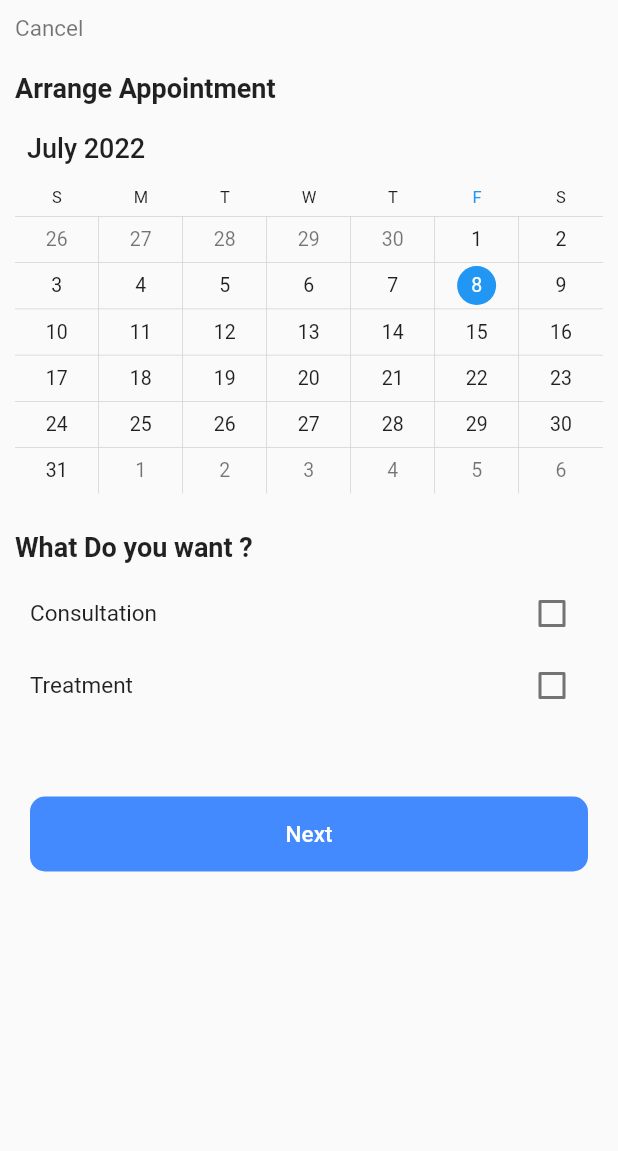
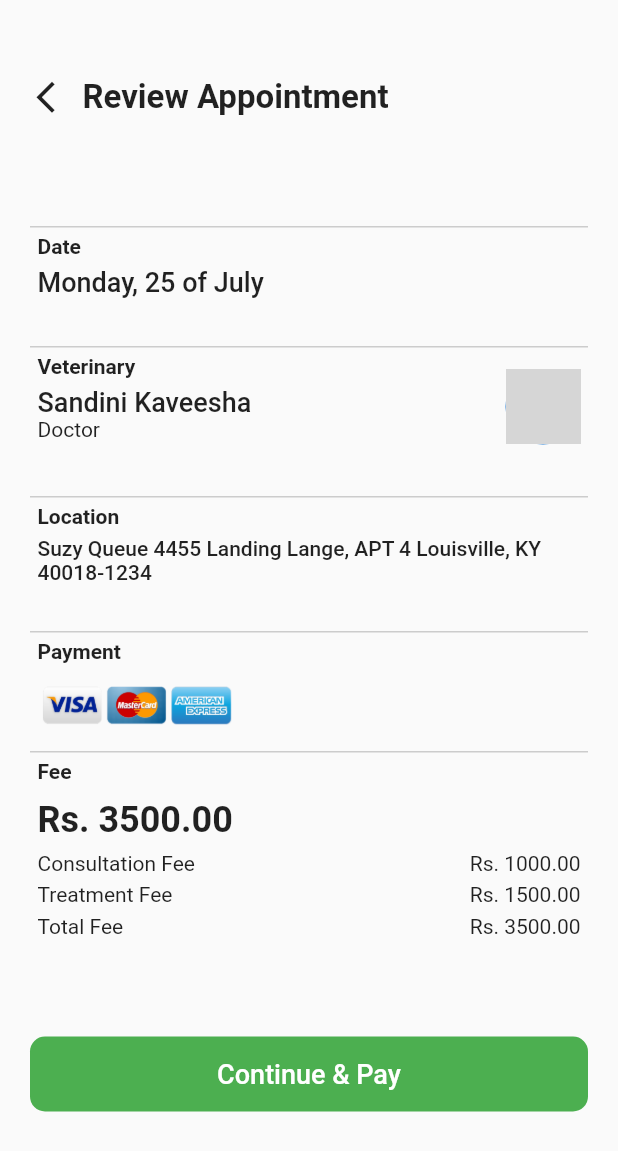
Before and after one commit to Kanishka-Git97/vcs_client_app, a Flutter app: the screen it shows after launch, on a phone screen of 412 x 824 dp. Shown: the top 1151 px of the screen. Run offline on Flutter 3.47's test engine with Material 2 defaults, Android fonts, the phone set to English and light mode, and no system bars; drawn by our look-alikes of syncfusion_flutter_calendar; our stand-ins replace animated_splash_screen, google_fonts, shared_preferences; missing offline and left inert: dart:ffi; network calls fail; grey boxes are pictures that could not be loaded.

Commit message:
Payment Screnn UI Completed

```diff
--- a/lib/Screens/User/appointment_screen.dart
+++ b/lib/Screens/User/appointment_screen.dart
@@ -41,7 +41,8 @@ class _AppointmentScreenState extends State<AppointmentScreen> {
                 height: 10,
               ),
               Container(
-                height: 250,
+                height: 300,
+                width: double.infinity,
                 //color: Colors.grey,
                 child: SfCalendar(
                   view: CalendarView.month,
--- /dev/null
+++ b/lib/Screens/User/payment_screen.dart
@@ -0,0 +1,295 @@
+import 'package:flutter/cupertino.dart';
+import 'package:flutter/material.dart';
+
+import 'package:vcs_client_app/Components/back_arrow.dart';
+import 'package:vcs_client_app/Components/custom_button.dart';
+
+class PaymentScreen extends StatefulWidget {
+  const PaymentScreen({Key? key}) : super(key: key);
+
+  @override
+  State<PaymentScreen> createState() => _PaymentScreenState();
+}
+
+class _PaymentScreenState extends State<PaymentScreen> {
+  @override
+  Widget build(BuildContext context) {
+    return Scaffold(
+      body: SingleChildScrollView(
+        child: Column(
+          crossAxisAlignment: CrossAxisAlignment.start,
+          children: [
+            Row(
+              children: [
+                BackArrow(onPress: () {}),
+                const Padding(
+                  padding: EdgeInsets.only(top: 52, left: 25),
+                  child: Text(
+                    'Review Appointment',
+                    style: TextStyle(
+                      fontSize: 22,
+                      fontWeight: FontWeight.bold,
+                    ),
+                  ),
+                ),
+              ],
+            ),
+            const SizedBox(
+              height: 25,
+            ),
+            Padding(
+              padding:
+                  const EdgeInsets.symmetric(horizontal: 20.0, vertical: 8.0),
+              child: Column(
+                children: [
+                  const SizedBox(
+                    height: 40,
+                  ),
+                  Container(
+                    padding: const EdgeInsets.all(5.0),
+                    height: 60,
+                    width: double.infinity - 50,
+                    //color: Colors.grey,
+                    decoration: const BoxDecoration(
+                      border: Border(
+                        top: BorderSide(
+                          width: 0.5,
+                          color: Colors.grey,
+                        ),
+                      ),
+                    ),
+                    child: Column(
+                      crossAxisAlignment: CrossAxisAlignment.start,
+                      children: const [
+                        Text(
+                          'Date',
+                          style: TextStyle(
+                            fontWeight: FontWeight.bold,
+                          ),
+                        ),
+                        SizedBox(
+                          height: 5,
+                        ),
+                        Text(
+                          'Monday, 25 of July',
+                          style: TextStyle(
+                            fontSize: 18,
+                            fontWeight: FontWeight.w500,
+                          ),
+                        )
+                      ],
+                    ),
+                  ),
+                  const SizedBox(
+                    height: 20,
+                  ),
+                  Container(
+                    padding: const EdgeInsets.all(5.0),
+                    height: 80,
+                    width: double.infinity - 50,
+                    //color: Colors.grey,
+                    decoration: const BoxDecoration(
+                      border: Border(
+                        top: BorderSide(
+                          width: 0.5,
+                          color: Colors.grey,
+                        ),
+                      ),
+                    ),
+                    child: Row(
+                      mainAxisAlignment: MainAxisAlignment.spaceBetween,
+                      children: [
+                        Column(
+                          crossAxisAlignment: CrossAxisAlignment.start,
+                          children: const [
+                            Text(
+                              'Veterinary',
+                              style: TextStyle(
+                                fontWeight: FontWeight.bold,
+                              ),
+                            ),
+                            SizedBox(
+                              height: 5,
+                            ),
+                            Text(
+                              'Sandini Kaveesha',
+                              style: TextStyle(
+                                fontSize: 18,
+                                fontWeight: FontWeight.w500,
+                              ),
+                            ),
+                            Text('Doctor')
+                          ],
+                        ),
+                        const SizedBox(
+                          height: 50,
+                          width: 50,
+                          child: CircleAvatar(
+                            backgroundImage: NetworkImage(
+                                'https://www.pngkit.com/png/detail/10-100458_female-doctor-png-picture-indian-lady-doctor-png.png'),
+                          ),
+                        ),
+                      ],
+                    ),
+                  ),
+                  const SizedBox(height: 20),
+                  Container(
+                    padding: const EdgeInsets.all(5.0),
+                    height: 70,
+                    width: double.infinity - 50,
+                    //color: Colors.grey,
+                    decoration: const BoxDecoration(
+                      border: Border(
+                        top: BorderSide(
+                          width: 0.5,
+                          color: Colors.grey,
+                        ),
+                      ),
+                    ),
+                    child: Column(
+                      crossAxisAlignment: CrossAxisAlignment.start,
+                      children: const [
+                        Text(
+                          'Location',
+                          style: TextStyle(
+                            fontWeight: FontWeight.bold,
+                          ),
+                        ),
+                        SizedBox(
+                          height: 5,
+                        ),
+                        Text(
+                          'Suzy Queue 4455 Landing Lange, APT 4 Louisville, KY 40018-1234',
+                          style: TextStyle(
+                            fontWeight: FontWeight.w500,
+                          ),
+                        )
+                      ],
+                    ),
+                  ),
+                  const SizedBox(
+                    height: 20,
+                  ),
+                  Container(
+                    padding: const EdgeInsets.all(5.0),
+                    height: 80,
+                    width: double.infinity - 50,
+                    //color: Colors.grey,
+                    decoration: const BoxDecoration(
+                      border: Border(
+                        top: BorderSide(
+                          width: 0.5,
+                          color: Colors.grey,
+                        ),
+                      ),
+                    ),
+                    child: Column(
+                      crossAxisAlignment: CrossAxisAlignment.start,
+                      children: const [
+                        Text(
+                          'Payment',
+                          style: TextStyle(
+                            fontWeight: FontWeight.bold,
+                          ),
+                        ),
+                        SizedBox(
+                          height: 2,
+                        ),
+                        SizedBox(
+                          height: 50,
+                          child:
+                              Image(image: AssetImage('assets/images/R.png')),
+                        ),
+                      ],
+                    ),
+                  ),
+                  Container(
+                    padding: const EdgeInsets.all(5.0),
+                    height: 150,
+                    width: double.infinity - 50,
+                    //color: Colors.grey,
+                    decoration: const BoxDecoration(
+                      border: Border(
+                        top: BorderSide(
+                          width: 0.5,
+                          color: Colors.grey,
+                        ),
+                      ),
+                    ),
+                    child: Column(
+                      crossAxisAlignment: CrossAxisAlignment.start,
+                      children: [
+                        const Text(
+                          'Fee',
+                          style: TextStyle(
+                            fontWeight: FontWeight.bold,
+                          ),
+                        ),
+                        const SizedBox(
+                          height: 10,
+                        ),
+                        const Text(
+                          'Rs. 3500.00',
+                          style: TextStyle(
+                              fontSize: 24, fontWeight: FontWeight.bold),
+                        ),
+                        const SizedBox(
+                          height: 7,
+                        ),
+                        Column(
+                          crossAxisAlignment: CrossAxisAlignment.start,
+                          children: [
+                            Row(
+                              mainAxisAlignment: MainAxisAlignment.spaceBetween,
+                              children: const [
+                                Text('Consultation Fee'),
+                                Text('Rs. 1000.00')
+                              ],
+                            ),
+                            const SizedBox(
+                              height: 5,
+                            ),
+                            Row(
+                              mainAxisAlignment: MainAxisAlignment.spaceBetween,
+                              children: const [
+                                Text('Treatment Fee'),
+                                Text('Rs. 1500.00')
+                              ],
+                            ),
+                            const SizedBox(
+                              height: 5,
+                            ),
+                            Row(
+                              mainAxisAlignment: MainAxisAlignment.spaceBetween,
+                              children: const [
+                                Text('Total Fee'),
+                                Text('Rs. 3500.00')
+                              ],
+                            ),
+                            const SizedBox(
+                              height: 5,
+                            ),
+                          ],
+                        ),
+                      ],
+                    ),
+                  ),
+                  const SizedBox(
+                    height: 40,
+                  ),
+                  CustomButton(
+                      height: 50,
+                      btnColor: Colors.green,
+                      fontColor: Colors.white,
+                      fontSize: 18,
+                      btnText: 'Continue & Pay',
+                      onPress: () {}),
+                ],
+              ),
+            )
+          ],
+        ),
+      ),
+    );
+  }
+}
--- a/lib/main.dart
+++ b/lib/main.dart
@@ -9,6 +9,7 @@ import 'package:vcs_client_app/Screens/Auth/onboard_screen.dart';
 import 'package:vcs_client_app/Screens/User/appointment_screen.dart';
 import 'package:vcs_client_app/Screens/User/doctor_screen.dart';
 import 'package:vcs_client_app/Screens/Home/home_screen.dart';
+import 'package:vcs_client_app/Screens/User/payment_screen.dart';
 
 int? isViewed;
 void main() async {
@@ -35,7 +36,7 @@ class MyApp extends StatelessWidget {
         splash: 'assets/images/image.png',
         screenFunction: () async {
           //return isViewed != 0 ? OnBoard() : loginScreen();
-          return AppointmentScreen();
+          return PaymentScreen();
         },
         splashTransition: SplashTransition.fadeTransition,
         backgroundColor: const Color.fromARGB(255, 233, 230, 230),
--- a/pubspec.yaml
+++ b/pubspec.yaml
@@ -39,6 +39,7 @@ dependencies:
   cupertino_icons: ^1.0.2
   google_fonts: ^3.0.1
   shared_preferences: ^2.0.15
+  #slider_button: ^2.0.0
 
 dev_dependencies:
   flutter_test:
```
Also changed, not shown: assets/images/R.png (added).
